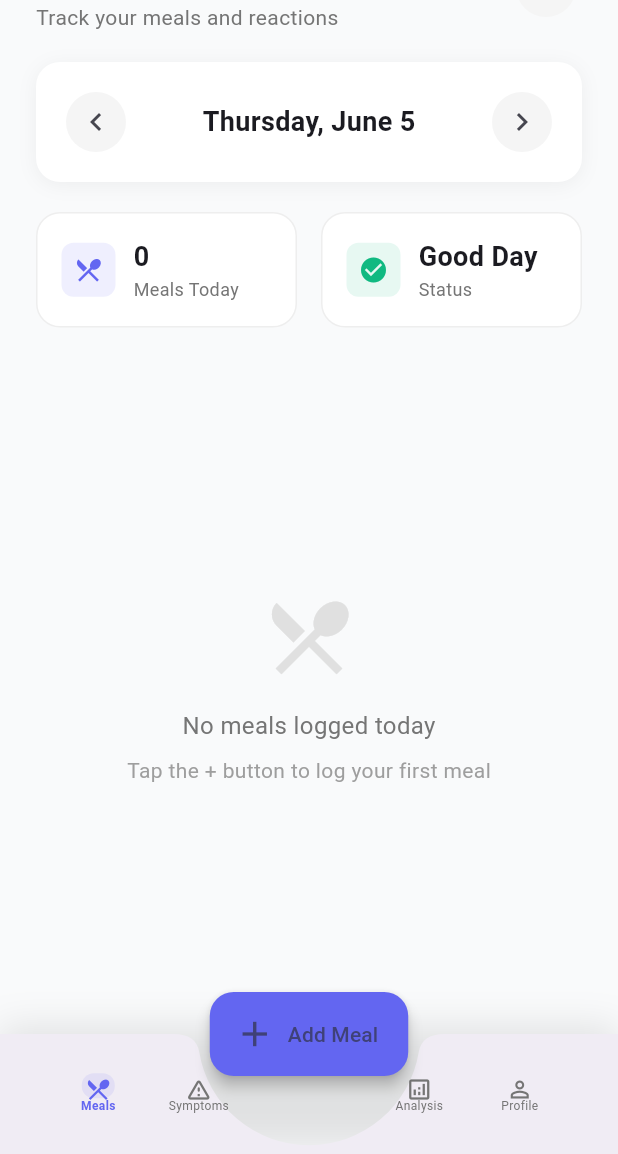
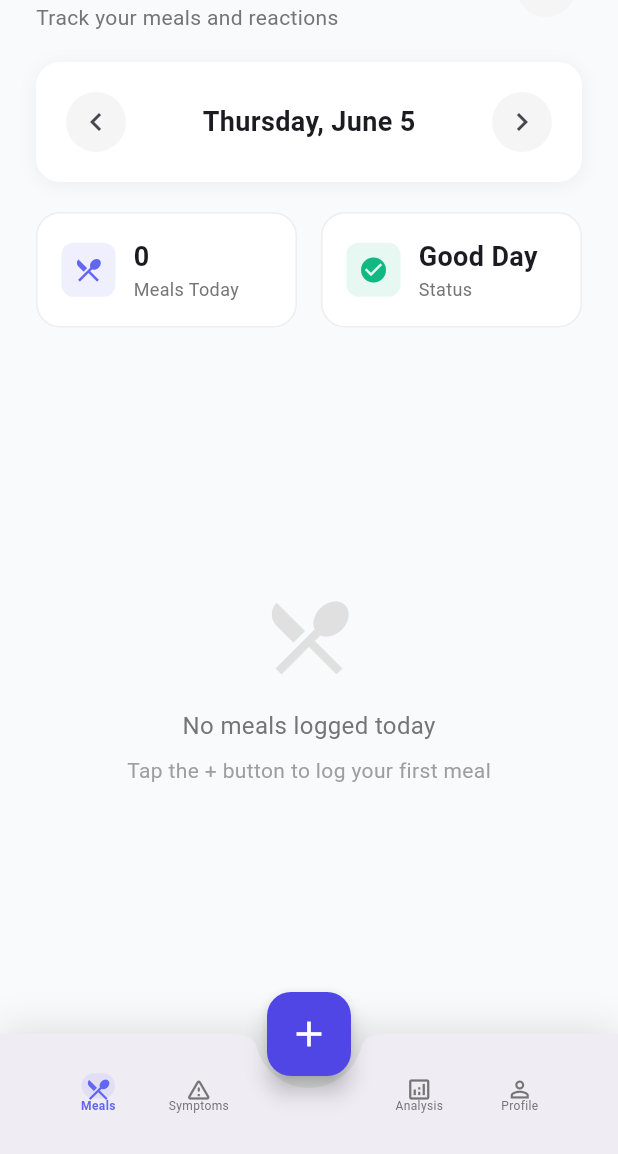
Before and after one commit to its-me-anoop/food-diary, a Flutter app: the screen it shows after launch, on a phone screen of 412 x 824 dp, the part 82-1236 px from its top. Run offline on Flutter 3.47's test engine with Material 3 defaults, Android fonts, the phone set to English and light mode, and no system bars; our stand-ins replace equatable, fl_chart, flutter_bloc, flutter_slidable, flutter_staggered_animations, get_it and 2 more; accounts and stored records are empty.

Commit message:
Make action buttons circular

```diff
--- a/food_diary/lib/presentation/pages/main_page.dart
+++ b/food_diary/lib/presentation/pages/main_page.dart
@@ -56,13 +56,12 @@ class _MainPageState extends State<MainPage> with TickerProviderStateMixin {
       duration: const Duration(milliseconds: 300),
       vsync: this,
     );
-    _fabScaleAnimation = Tween<double>(
-      begin: 0.0,
-      end: 1.0,
-    ).animate(CurvedAnimation(
+    _fabScaleAnimation = Tween<double>(begin: 0.0, end: 1.0).animate(
+      CurvedAnimation(
         parent: _fabAnimationController,
         curve: Curves.easeOutBack,
-    ));
+      ),
+    );
     _fabAnimationController.forward();
   }
 
@@ -117,40 +116,42 @@ class _MainPageState extends State<MainPage> with TickerProviderStateMixin {
 
   Widget _buildFloatingActionButton() {
     if (_selectedIndex == 0) {
-      return FloatingActionButton.extended(
+      return FloatingActionButton(
         onPressed: () {
           Navigator.push(
             context,
             MaterialPageRoute(
-              builder: (context) => BlocProvider.value(
+              builder:
+                  (context) => BlocProvider.value(
                     value: _foodEntryBloc,
                     child: AddFoodEntryPage(selectedDate: DateTime.now()),
                   ),
             ),
           );
         },
-        backgroundColor: AppTheme.primaryColor,
-        icon: const Icon(Icons.add, size: 28),
-        label: const Text('Add Meal'),
-        elevation: 4,
+        backgroundColor: const Color(0xFF4F46E5),
+        foregroundColor: Colors.white,
+        tooltip: 'Add Meal',
+        child: const Icon(Icons.add, size: 28),
       );
     } else if (_selectedIndex == 1) {
-      return FloatingActionButton.extended(
+      return FloatingActionButton(
         onPressed: () {
           Navigator.push(
             context,
             MaterialPageRoute(
-              builder: (context) => BlocProvider.value(
+              builder:
+                  (context) => BlocProvider.value(
                     value: _symptomBloc,
                     child: AddSymptomPage(selectedDate: DateTime.now()),
                   ),
             ),
           );
         },
-        backgroundColor: AppTheme.warningColor,
-        icon: const Icon(Icons.add_alert, size: 28),
-        label: const Text('Log Symptom'),
-        elevation: 4,
+        backgroundColor: const Color(0xFFB91C1C),
+        foregroundColor: Colors.white,
+        tooltip: 'Log Symptom',
+        child: const Icon(Icons.add_alert, size: 28),
       );
     }
     return const SizedBox.shrink();
@@ -210,15 +211,14 @@ class _MainPageState extends State<MainPage> with TickerProviderStateMixin {
                 child: AnimatedContainer(
                   duration: const Duration(milliseconds: 200),
                   decoration: BoxDecoration(
-                    color: isSelected ? color.withOpacity(0.1) : Colors.transparent,
+                    color:
+                        isSelected
+                            ? color.withOpacity(0.1)
+                            : Colors.transparent,
                     borderRadius: BorderRadius.circular(8),
                   ),
                   padding: const EdgeInsets.all(2),
-                  child: Icon(
-                    icon,
-                    color: color,
-                    size: 18,
-                  ),
+                  child: Icon(icon, color: color, size: 18),
                 ),
               ),
               Flexible(
@@ -230,7 +230,8 @@ class _MainPageState extends State<MainPage> with TickerProviderStateMixin {
                     style: TextStyle(
                       color: color,
                       fontSize: 8,
-                      fontWeight: isSelected ? FontWeight.w600 : FontWeight.normal,
+                      fontWeight:
+                          isSelected ? FontWeight.w600 : FontWeight.normal,
                     ),
                   ),
                 ),
```
Lines whose indentation alone changed are shown as unchanged.
